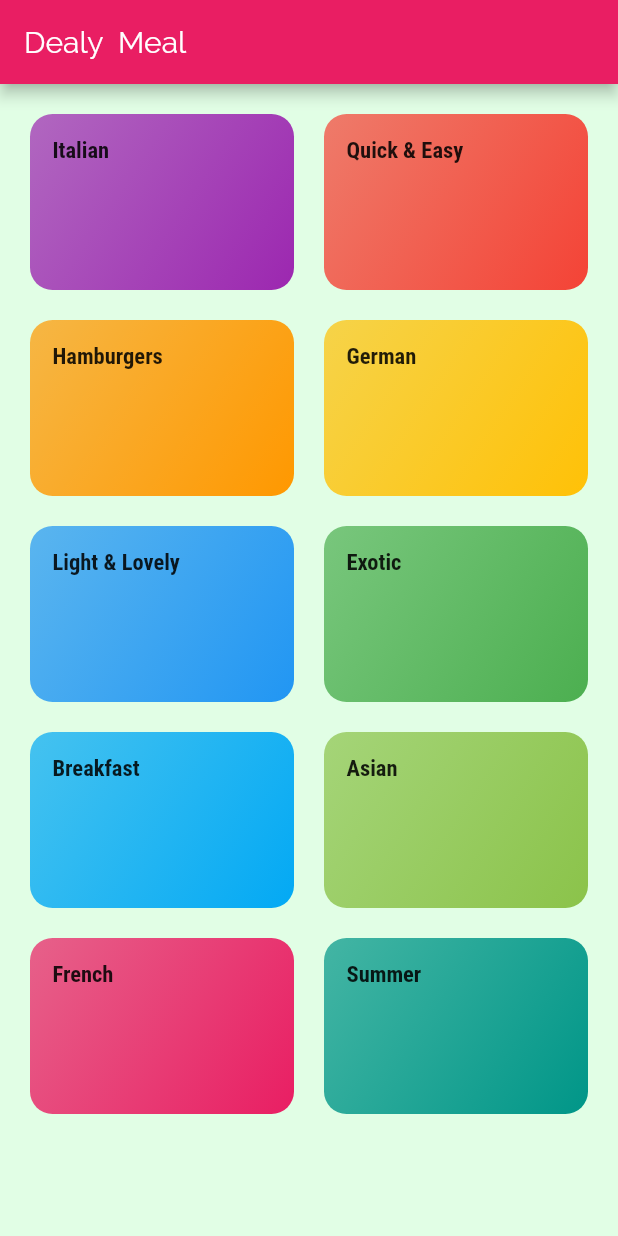
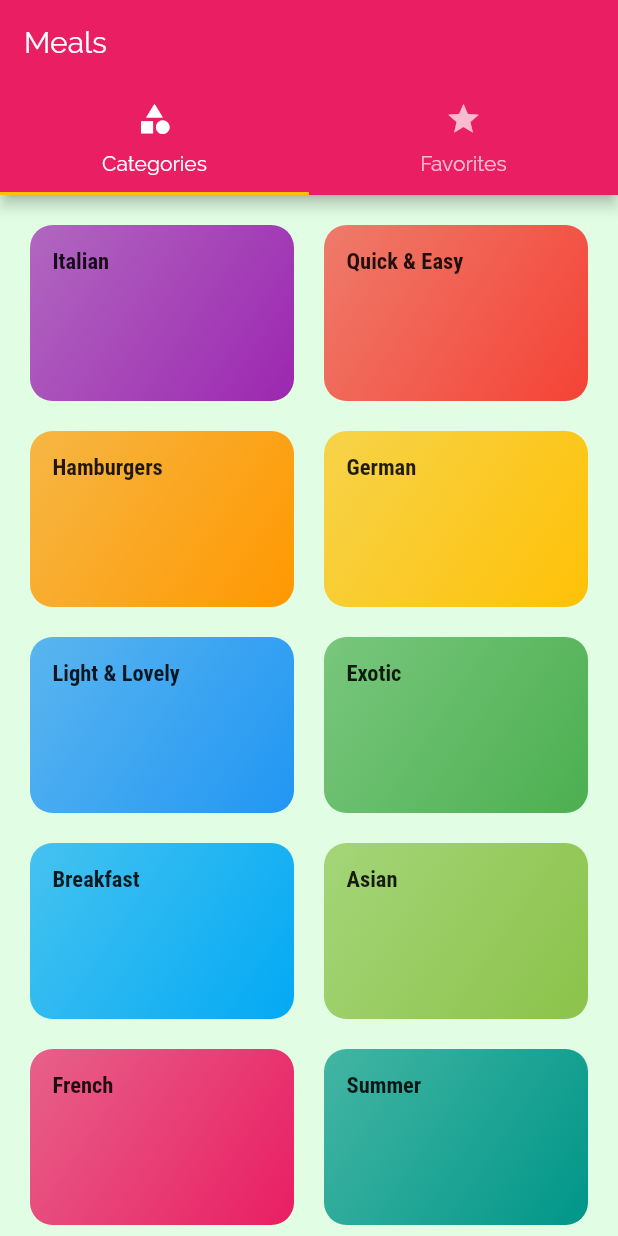
Before and after one commit to Encang-Cutbray/meal-app, a Flutter app: the screen it shows after launch, on a phone screen of 412 x 824 dp. Run offline on Flutter 3.47's test engine with Material 2 defaults, Android fonts, the phone set to English and light mode, and no system bars.

Commit message:
example tab on top

```diff
--- a/lib/main.dart
+++ b/lib/main.dart
@@ -1,4 +1,5 @@
 import 'package:flutter/material.dart';
+import './screens/tabs_screen.dart';
 import './screens/meal_detail_screen.dart';
 import './screens/categories_screen.dart';
 import './screens/category_meals_screen.dart';
@@ -32,7 +33,7 @@ class MyApp extends StatelessWidget {
       // home: CategoriesScreen(),
       initialRoute: RouteApps.Home,
       routes: {
-        RouteApps.Home: (ctx) => CategoriesScreen(),
+        RouteApps.Home: (ctx) => TabsScreen(),
         RouteApps.CategoryMeals: (ctx) => CategoryMealsScreen(),
         RouteApps.MealDetails: (ctx) => MealDetailScreen(),
       },
--- a/lib/screens/categories_screen.dart
+++ b/lib/screens/categories_screen.dart
@@ -6,11 +6,7 @@ import '../dummy-data/DUMMY_CATEGORIES.dart';
 class CategoriesScreen extends StatelessWidget {
   @override
   Widget build(BuildContext context) {
-    return Scaffold(
-      appBar: AppBar(
-        title: const Text('Dealy  Meal'),
-      ),
-      body: GridView(
+    return GridView(
       padding: EdgeInsets.all(20),
       children: DUMMY_CATEGORIES
           .map(
@@ -27,7 +23,6 @@ class CategoriesScreen extends StatelessWidget {
         crossAxisSpacing: 20,
         mainAxisSpacing: 20,
       ),
-      ),
     );
   }
 }
--- /dev/null
+++ b/lib/screens/favorites_screen.dart
@@ -0,0 +1,10 @@
+import 'package:flutter/material.dart';
+
+class FavoritesScreen extends StatelessWidget {
+  @override
+  Widget build(BuildContext context) {
+    return Center(
+      child: Text('the favorites screen'),
+    );
+  }
+}
--- /dev/null
+++ b/lib/screens/tabs_screen.dart
@@ -0,0 +1,40 @@
+import 'package:flutter/material.dart';
+import './favorites_screen.dart';
+import './categories_screen.dart';
+
+class TabsScreen extends StatefulWidget {
+  @override
+  _TabsScreenState createState() => _TabsScreenState();
+}
+
+class _TabsScreenState extends State<TabsScreen> {
+  @override
+  Widget build(BuildContext context) {
+    return DefaultTabController(
+      length: 2,
+      child: Scaffold(
+        appBar: AppBar(
+          title: Text('Meals'),
+          bottom: TabBar(
+            tabs: <Widget>[
+              Tab(
+                icon: Icon(Icons.category),
+                text: 'Categories',
+              ),
+              Tab(
+                icon: Icon(Icons.star),
+                text: 'Favorites',
+              ),
+            ],
+          ),
+        ),
+        body: TabBarView(
+          children: <Widget>[
+            CategoriesScreen(),
+            FavoritesScreen()
+          ],
+        ),
+      ),
+    );
+  }
+}
```
Lines whose indentation alone changed are shown as unchanged.
